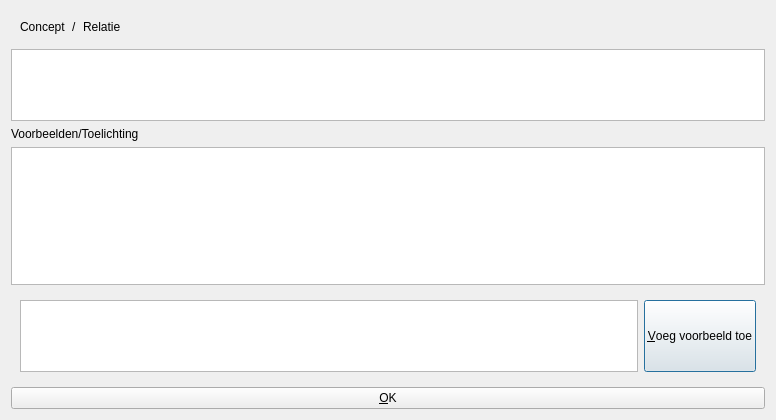
richelbilderbeek/QtConceptMap, file qtconceptmapconcepteditdialog.ui: the form before one commit.
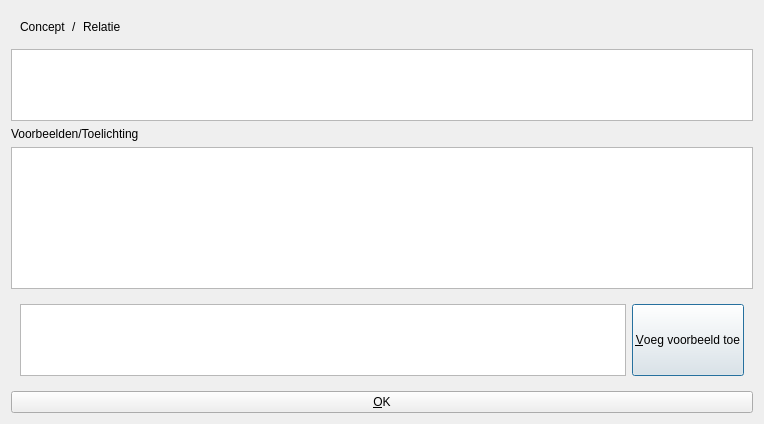
The form after the commit.

What changed in the file:
```diff
--- a/qtconceptmapconcepteditdialog.ui
+++ b/qtconceptmapconcepteditdialog.ui
@@ -6,10 +6,16 @@
    <rect>
     <x>0</x>
     <y>0</y>
-    <width>776</width>
-    <height>420</height>
+    <width>764</width>
+    <height>424</height>
    </rect>
   </property>
+  <property name="sizePolicy">
+   <sizepolicy hsizetype="Preferred" vsizetype="Expanding">
+    <horstretch>0</horstretch>
+    <verstretch>0</verstretch>
+   </sizepolicy>
+  </property>
   <property name="windowTitle">
    <string>Concept/Relatie bewerken</string>
   </property>
@@ -79,7 +85,7 @@
    <item>
     <widget class="QTableWidget" name="list_examples">
      <property name="sizePolicy">
-      <sizepolicy hsizetype="Expanding" vsizetype="MinimumExpanding">
+      <sizepolicy hsizetype="Preferred" vsizetype="MinimumExpanding">
        <horstretch>0</horstretch>
        <verstretch>0</verstretch>
       </sizepolicy>
```
Left out of the diff: 7 changed lines with no effect on the pictures.
